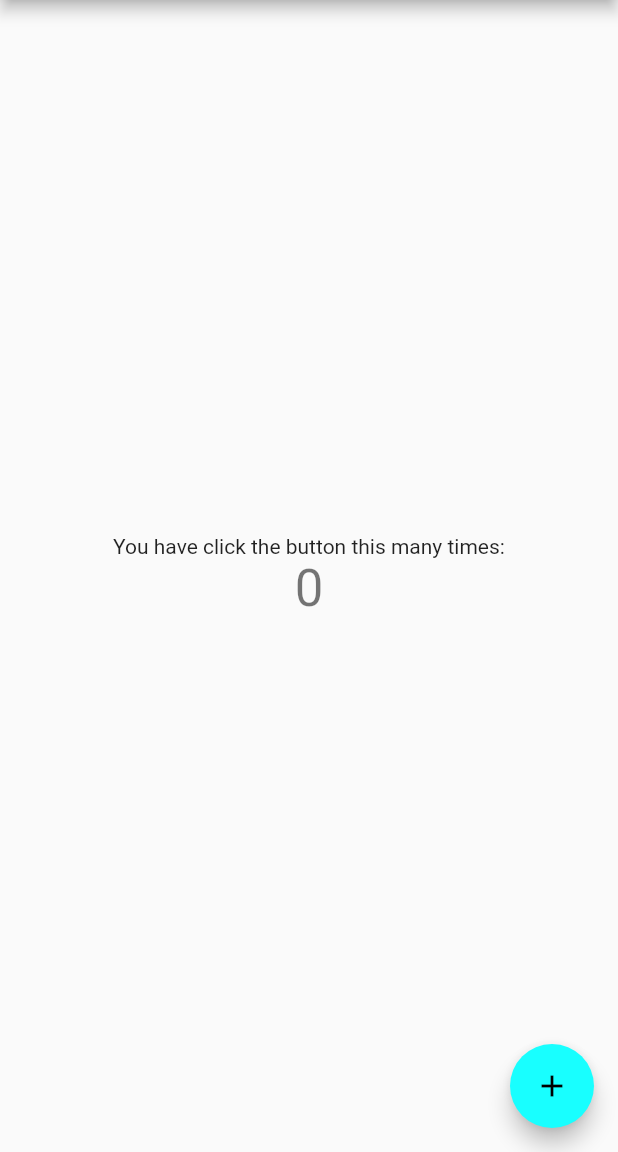
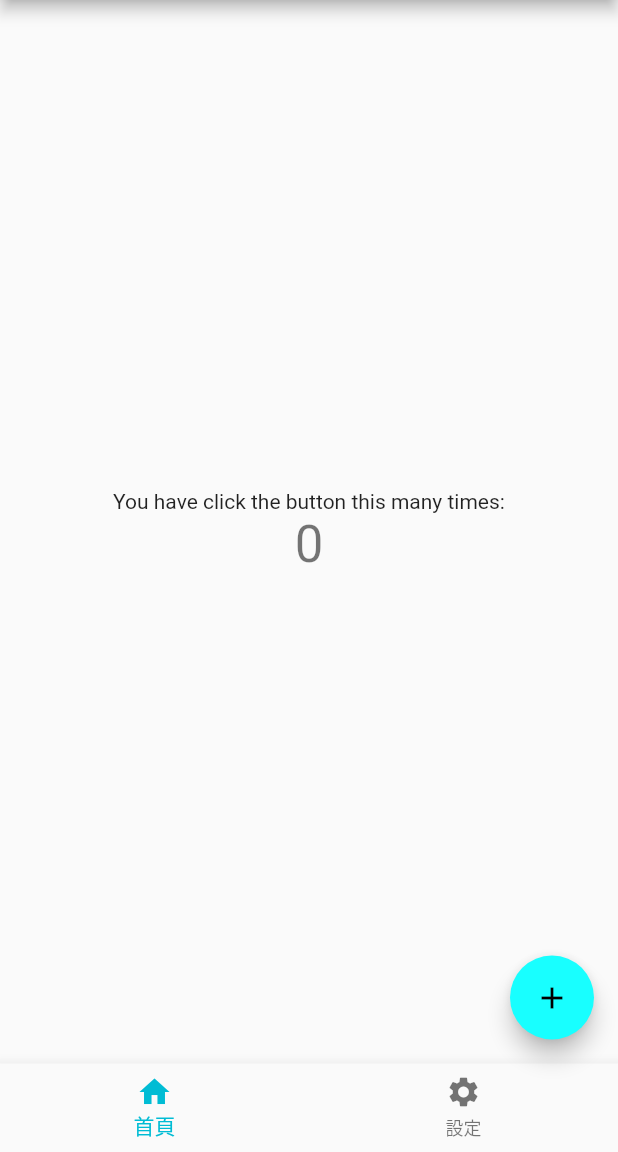
Before and after one commit to jasonlyu123/hello_flutter, a Flutter app: the screen it shows after launch, on a phone screen of 412 x 824 dp, the part 84-1236 px from its top. Run offline on Flutter 3.47's test engine with Material 2 defaults, Android fonts, the phone set to English and light mode, and no system bars.

Commit message:
加入設定頁及底部導覽

```diff
--- a/lib/main.dart
+++ b/lib/main.dart
@@ -1,8 +1,7 @@
 import 'package:flutter/material.dart';
+import 'package:hello_flutter/routes.dart';
 import 'package:hello_flutter/theme/theme_dart.dart';
 import 'package:hello_flutter/theme/theme_light.dart';
-
-import 'screens/my_home_page.dart';
 
 void main() => runApp(MyApp());
 
@@ -15,7 +14,7 @@ class MyApp extends StatelessWidget {
       theme: themeLightData,
       darkTheme: themeDarkData,
       themeMode: ThemeMode.system,
-      home: MyHomePage(title: 'Hello Flutter'),
+      routes: routes,
     );
   }
 }
--- /dev/null
+++ b/lib/routes.dart
@@ -0,0 +1,11 @@
+import 'package:flutter/material.dart';
+import 'package:hello_flutter/screens/home_page.dart';
+import 'package:hello_flutter/screens/settings.dart';
+
+const String homeRoute = '/';
+const String settingsRoute = '/settings';
+
+final Map<String, WidgetBuilder> routes = {
+  homeRoute: (context) => HomePage(title: 'Hello Flutter'),
+  settingsRoute: (context) => Settings(),
+};
--- a/lib/screens/my_home_page.dart
+++ b/lib/screens/home_page.dart
@@ -1,7 +1,8 @@
 import 'package:flutter/material.dart';
+import 'package:hello_flutter/widgets/nav/app_nav.dart';
 
-class MyHomePage extends StatefulWidget {
-  MyHomePage({Key key, this.title}) : super(key: key);
+class HomePage extends StatefulWidget {
+  HomePage({Key key, this.title}) : super(key: key);
 
   // This widget is the home page of your application. It is stateful, meaning
   // that it has a State object (defined below) that contains fields that affect
@@ -15,10 +16,10 @@ class MyHomePage extends StatefulWidget {
   final String title;
 
   @override
-  _MyHomePageState createState() => _MyHomePageState();
+  _HomePageState createState() => _HomePageState();
 }
 
-class _MyHomePageState extends State<MyHomePage> {
+class _HomePageState extends State<HomePage> {
   int _counter = 0;
 
   void _incrementCounter() {
@@ -76,6 +77,7 @@ class _MyHomePageState extends State<MyHomePage> {
           ],
         ),
       ),
+      bottomNavigationBar: AppNav(0),
       floatingActionButton: FloatingActionButton(
         onPressed: _incrementCounter,
         tooltip: 'Increment',
--- /dev/null
+++ b/lib/screens/settings.dart
@@ -0,0 +1,17 @@
+import 'package:flutter/material.dart';
+import 'package:hello_flutter/widgets/nav/app_nav.dart';
+
+class Settings extends StatelessWidget {
+  static const String title = "設定";
+
+  @override
+  Widget build(BuildContext context) {
+    return Scaffold(
+      appBar: AppBar(
+        title: const Text(title),
+      ),
+      body: Center(),
+      bottomNavigationBar: AppNav(1),
+    );
+  }
+}
--- /dev/null
+++ b/lib/widgets/nav/app_nav.dart
@@ -0,0 +1,32 @@
+import 'package:flutter/material.dart';
+import 'package:hello_flutter/routes.dart';
+import 'package:hello_flutter/screens/settings.dart';
+
+class AppNav extends StatelessWidget {
+  AppNav(this._currentIndex);
+
+  final int _currentIndex;
+  final List<String> routes = [homeRoute, settingsRoute];
+
+  void _onItemTapped(int index, BuildContext context) {
+    Navigator.pushNamed(context, routes[index]);
+  }
+
+  @override
+  Widget build(BuildContext context) {
+    return BottomNavigationBar(
+      items: <BottomNavigationBarItem>[
+        BottomNavigationBarItem(
+          icon: Icon(Icons.home),
+          title: const Text('首頁'),
+        ),
+        BottomNavigationBarItem(
+          icon: Icon(Icons.settings),
+          title: const Text(Settings.title),
+        ),
+      ],
+      currentIndex: _currentIndex,
+      onTap: (index) => _onItemTapped(index, context),
+    );
+  }
+}
```
Also changed, not shown: lib/theme/themes.dart (renamed from lib/theme/my_themes.dart).
